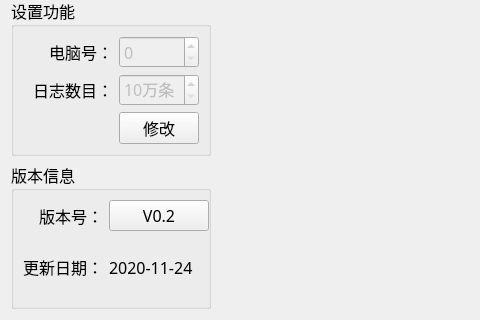
Qt form PDU-CalibrateTool/setups/setup_mainwid.ui (ChinaClever/PDU-CalibrateTool) before a commit; both pictures show x 0 to 480 and y 430 to 750 of the 1023 by 750 pixel window.
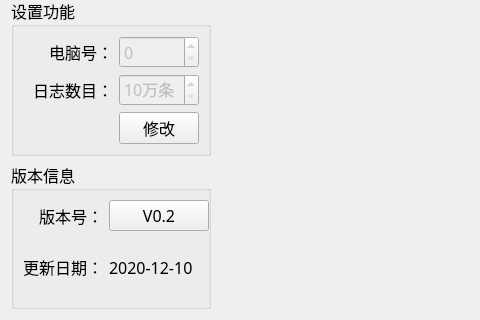
The same form after that commit.

Commit message: 通讯错误提示

What changed in the file:
```diff
--- a/PDU-CalibrateTool/setups/setup_mainwid.ui
+++ b/PDU-CalibrateTool/setups/setup_mainwid.ui
@@ -387,7 +387,7 @@
       <item row="1" column="2">
        <widget class="QLabel" name="label_4">
         <property name="text">
-         <string>2020-11-24</string>
+         <string>2020-12-10</string>
         </property>
        </widget>
       </item>
```
Left out of the diff: 2 changed lines with no effect on the pictures. The commit also changes 2 other files.
